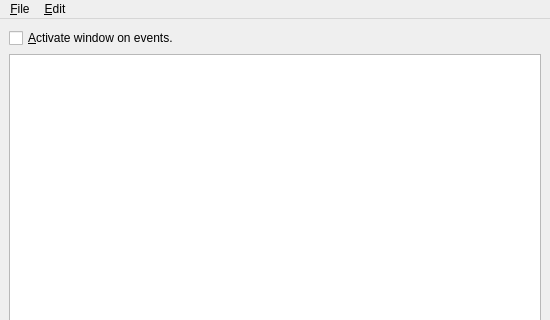
Above: branches/trunk/UI/spot-on-notificationswindow.ui from textbrowser/spot-on before the change; both pictures show x 0 to 550 and y 0 to 320 of the 550 by 550 pixel window. Below: the same form after it.
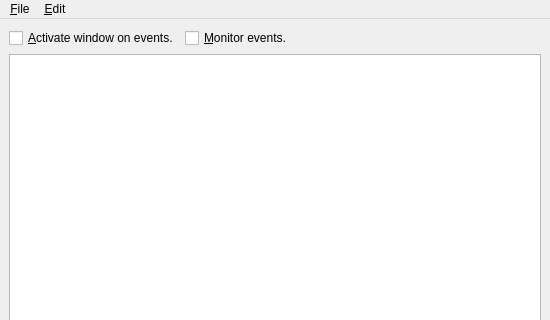
That is the form after the change. Icons and pictures are not drawn.

Diff of the .ui file:
```diff
--- a/branches/trunk/UI/spot-on-notificationswindow.ui
+++ b/branches/trunk/UI/spot-on-notificationswindow.ui
@@ -17,6 +17,8 @@
   <widget class="QWidget" name="centralwidget">
    <layout class="QVBoxLayout" name="verticalLayout">
     <item>
+     <layout class="QHBoxLayout" name="horizontalLayout">
+      <item>
      <widget class="QCheckBox" name="activate">
       <property name="text">
        <string>&amp;Activate window on events.</string>
@@ -24,6 +26,28 @@
      </widget>
     </item>
     <item>
+       <widget class="QCheckBox" name="monitor">
+        <property name="text">
+         <string>&amp;Monitor events.</string>
+        </property>
+       </widget>
+      </item>
+      <item>
+       <spacer name="horizontalSpacer">
+        <property name="orientation">
+         <enum>Qt::Horizontal</enum>
+        </property>
+        <property name="sizeHint" stdset="0">
+         <size>
+          <width>40</width>
+          <height>20</height>
+         </size>
+        </property>
+       </spacer>
+      </item>
+     </layout>
+    </item>
+    <item>
      <widget class="QTextBrowser" name="textBrowser">
       <property name="openLinks">
        <bool>false</bool>
```
Left out of the diff: 3 changed lines with no effect on the pictures. Lines whose indentation alone changed are shown as unchanged.
